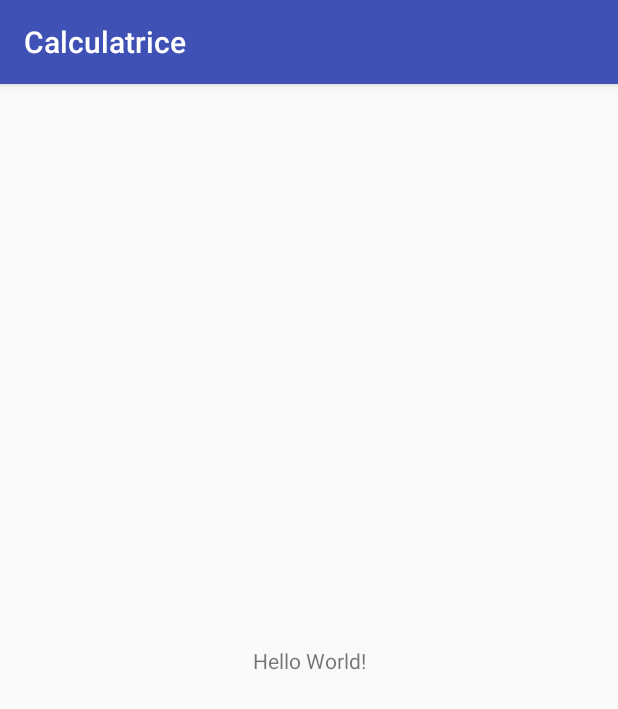
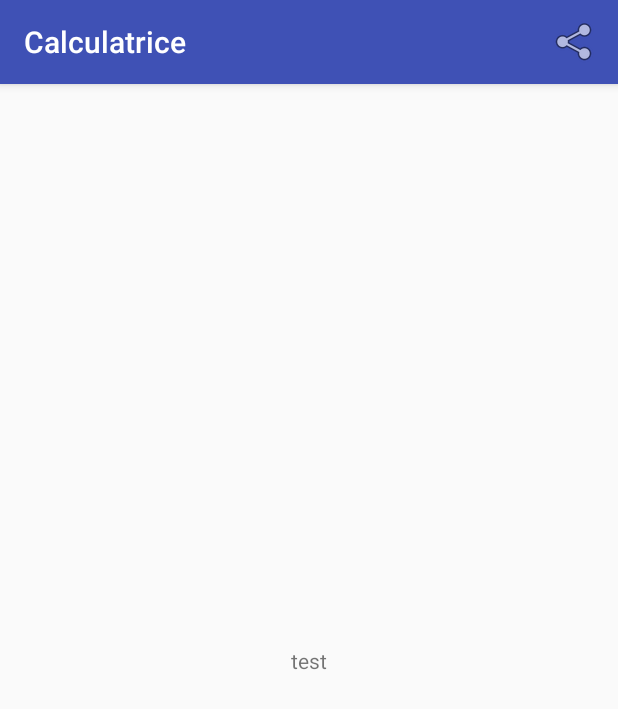
Before and after one commit to Arkalow/AndroidCalculatrice, an Android app: the screen it shows after launch (MainActivity before the commit, ResultatActivity after it), on a phone screen of 412 x 824 dp. Shown: the top 709 px of the screen. Run offline under Robolectric (Android 15) with nearby library versions, the phone set to English and light mode, and no system bars.

Commit message:
Ajout de l'intent

```diff
--- a/app/src/main/java/fr/iutamiens/lakraao/calculatrice/MainActivity.java
+++ b/app/src/main/java/fr/iutamiens/lakraao/calculatrice/MainActivity.java
@@ -1,5 +1,6 @@
 package fr.iutamiens.lakraao.calculatrice;
 
+import android.content.Intent;
 import android.support.v7.app.AppCompatActivity;
 import android.os.Bundle;
 
@@ -9,5 +10,11 @@ public class MainActivity extends AppCompatActivity {
     protected void onCreate(Bundle savedInstanceState) {
         super.onCreate(savedInstanceState);
         setContentView(R.layout.activity_main);
+        resultat();
+    }
+    private void resultat(){
+        Intent intent = new Intent(this, ResultatActivity.class);
+        intent.putExtra("value", "test");
+        startActivity(intent);
     }
 }
--- a/app/src/main/java/fr/iutamiens/lakraao/calculatrice/ResultatActivity.java
+++ b/app/src/main/java/fr/iutamiens/lakraao/calculatrice/ResultatActivity.java
@@ -5,13 +5,23 @@ import android.support.v7.app.AppCompatActivity;
 import android.os.Bundle;
 import android.view.Menu;
 import android.view.MenuItem;
+import android.widget.TextView;
 
 public class ResultatActivity extends AppCompatActivity {
+
+    private TextView text;
 
     @Override
     protected void onCreate(Bundle savedInstanceState) {
         super.onCreate(savedInstanceState);
         setContentView(R.layout.activity_resultat);
+
+        text= findViewById(R.id.textView);
+        Bundle b = getIntent().getExtras();
+
+        if (b != null) {
+            text.setText(b.get("value").toString());
+        }
     }
     @Override
     public boolean onCreateOptionsMenu(Menu menu) {
--- a/app/src/main/res/layout/activity_resultat.xml
+++ b/app/src/main/res/layout/activity_resultat.xml
@@ -6,4 +6,13 @@
     android:layout_height="match_parent"
     tools:context="fr.iutamiens.lakraao.calculatrice.ResultatActivity">
 
+    <TextView
+        android:id="@+id/textView"
+        android:layout_width="wrap_content"
+        android:layout_height="wrap_content"
+        android:text="TextView"
+        app:layout_constraintBottom_toBottomOf="parent"
+        app:layout_constraintEnd_toEndOf="parent"
+        app:layout_constraintStart_toStartOf="parent"
+        app:layout_constraintTop_toTopOf="parent" />
 </android.support.constraint.ConstraintLayout>
```
